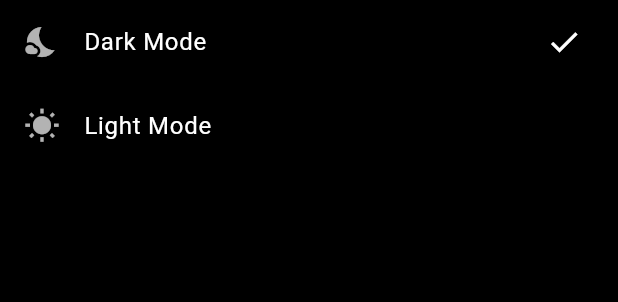
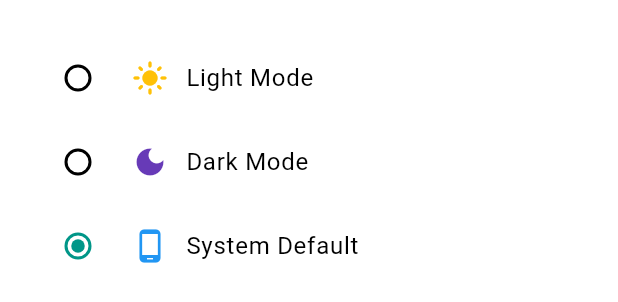
Before and after one commit to shlokmestry/boxed_app, a Flutter app: the ThemePickerSheet widget shown alone on an empty page, opened directly, on a phone screen of 412 x 824 dp. Shown: the top 302 px of the screen. Run offline on Flutter 3.47's test engine with Material 3 defaults, Android fonts, the phone set to English and light mode, and no system bars; our stand-ins replace cloud_firestore, firebase_auth, firebase_core, firebase_messaging, firebase_storage, flutter_local_notifications and 4 more; accounts and stored records are empty.

Commit message:
fixed light mode button wasnt visible bug

```diff
--- a/lib/providers/theme_provider.dart
+++ b/lib/providers/theme_provider.dart
@@ -1,10 +1,10 @@
 import 'package:flutter/material.dart';
 import 'package:shared_preferences/shared_preferences.dart';
 
-enum AppThemeMode { dark, light }
+class ThemeProvider extends ChangeNotifier {
+  static const _themePrefKey = 'theme_mode';
 
-class ThemeProvider extends ChangeNotifier {
-  ThemeMode _themeMode = ThemeMode.dark;
+  ThemeMode _themeMode = ThemeMode.system;
 
   ThemeProvider() {
     _loadTheme();
@@ -12,27 +12,50 @@ class ThemeProvider extends ChangeNotifier {
 
   ThemeMode get themeMode => _themeMode;
 
-  Future<void> setTheme(AppThemeMode mode) async {
+  /// Saves & applies theme mode (light/dark/system)
+  Future<void> setThemeMode(ThemeMode mode) async {
+    _themeMode = mode;
+    notifyListeners();
+
     final prefs = await SharedPreferences.getInstance();
-    // Save a clean string ('dark' or 'light')
-    prefs.setString('theme_mode', mode.name);
+    String modeString;
+    switch (mode) {
+      case ThemeMode.light:
+        modeString = 'light';
+        break;
+      case ThemeMode.dark:
+        modeString = 'dark';
+        break;
+      case ThemeMode.system:
+      default:
+        modeString = 'system';
+        break;
+    }
 
-    if (mode == AppThemeMode.dark) {
-      _themeMode = ThemeMode.dark;
-    } else {
-      _themeMode = ThemeMode.light;
+    await prefs.setString(_themePrefKey, modeString);
+  }
+
+  /// Loads theme mode from SharedPreferences
+  Future<void> _loadTheme() async {
+    final prefs = await SharedPreferences.getInstance();
+    final stored = prefs.getString(_themePrefKey);
+
+    switch (stored) {
+      case 'light':
+        _themeMode = ThemeMode.light;
+        break;
+      case 'dark':
+        _themeMode = ThemeMode.dark;
+        break;
+      case 'system':
+      default:
+        _themeMode = ThemeMode.system;
+        break;
     }
+
     notifyListeners();
   }
 
-  Future<void> _loadTheme() async {
-    final prefs = await SharedPreferences.getInstance();
-    final themeString = prefs.getString('theme_mode');
-    if (themeString == null || themeString == 'dark') {
-      _themeMode = ThemeMode.dark;
-    } else {
-      _themeMode = ThemeMode.light;
-    }
-    notifyListeners();
-  }
+  /// Optional: True if the selected theme is dark (for conditional UI logic)
+  bool get isDarkModeEnabled => _themeMode == ThemeMode.dark;
 }
--- a/lib/widgets/theme_picker_sheet.dart
+++ b/lib/widgets/theme_picker_sheet.dart
@@ -1,36 +1,62 @@
 import 'package:flutter/material.dart';
 import 'package:provider/provider.dart';
-import '../providers/theme_provider.dart';
+import 'package:boxed_app/providers/theme_provider.dart'; // adjust path as needed
 
 class ThemePickerSheet extends StatelessWidget {
   const ThemePickerSheet({super.key});
 
   @override
   Widget build(BuildContext context) {
-    final themeProvider = Provider.of<ThemeProvider>(context, listen: true);
-    return SafeArea(
+    final themeProvider = Provider.of<ThemeProvider>(context);
+    final currentThemeMode = themeProvider.themeMode;
+
+    return Padding(
+      padding: const EdgeInsets.symmetric(vertical: 24, horizontal: 16),
       child: Column(
         mainAxisSize: MainAxisSize.min,
         children: [
-          ListTile(
-            leading: const Icon(Icons.nights_stay, color: Colors.white70),
-            title: const Text('Dark Mode', style: TextStyle(color: Colors.white)),
-            trailing: themeProvider.themeMode == ThemeMode.dark
-                ? const Icon(Icons.check, color: Colors.white)
-                : null,
-            onTap: () {
-              themeProvider.setTheme(AppThemeMode.dark);
+          RadioListTile<ThemeMode>(
+            value: ThemeMode.light,
+            groupValue: currentThemeMode,
+            title: Row(
+              children: [
+                Icon(Icons.light_mode, color: Colors.amber),
+                const SizedBox(width: 12),
+                const Text("Light Mode"),
+              ],
+            ),
+            onChanged: (mode) {
+              themeProvider.setThemeMode(ThemeMode.light);
               Navigator.pop(context);
             },
           ),
-          ListTile(
-            leading: const Icon(Icons.wb_sunny, color: Colors.white70),
-            title: const Text('Light Mode', style: TextStyle(color: Colors.white)),
-            trailing: themeProvider.themeMode == ThemeMode.light
-                ? const Icon(Icons.check, color: Colors.white)
-                : null,
-            onTap: () {
-              themeProvider.setTheme(AppThemeMode.light);
+          RadioListTile<ThemeMode>(
+            value: ThemeMode.dark,
+            groupValue: currentThemeMode,
+            title: Row(
+              children: [
+                Icon(Icons.dark_mode, color: Colors.deepPurple),
+                const SizedBox(width: 12),
+                const Text("Dark Mode"),
+              ],
+            ),
+            onChanged: (mode) {
+              themeProvider.setThemeMode(ThemeMode.dark);
+              Navigator.pop(context);
+            },
+          ),
+          RadioListTile<ThemeMode>(
+            value: ThemeMode.system,
+            groupValue: currentThemeMode,
+            title: Row(
+              children: [
+                Icon(Icons.phone_android, color: Colors.blue),
+                const SizedBox(width: 12),
+                const Text("System Default"),
+              ],
+            ),
+            onChanged: (mode) {
+              themeProvider.setThemeMode(ThemeMode.system);
               Navigator.pop(context);
             },
           ),
```
Also changed, not shown: lib/main.dart (+19 -15 lines), lib/screens/settings_screen.dart (+5 -6 lines).
